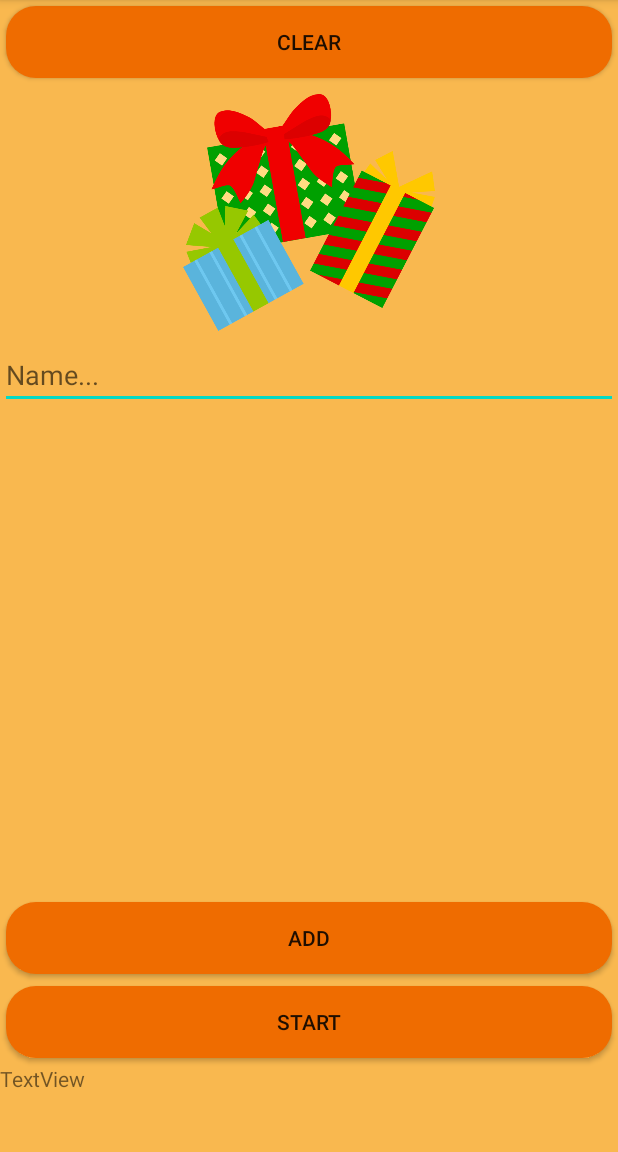
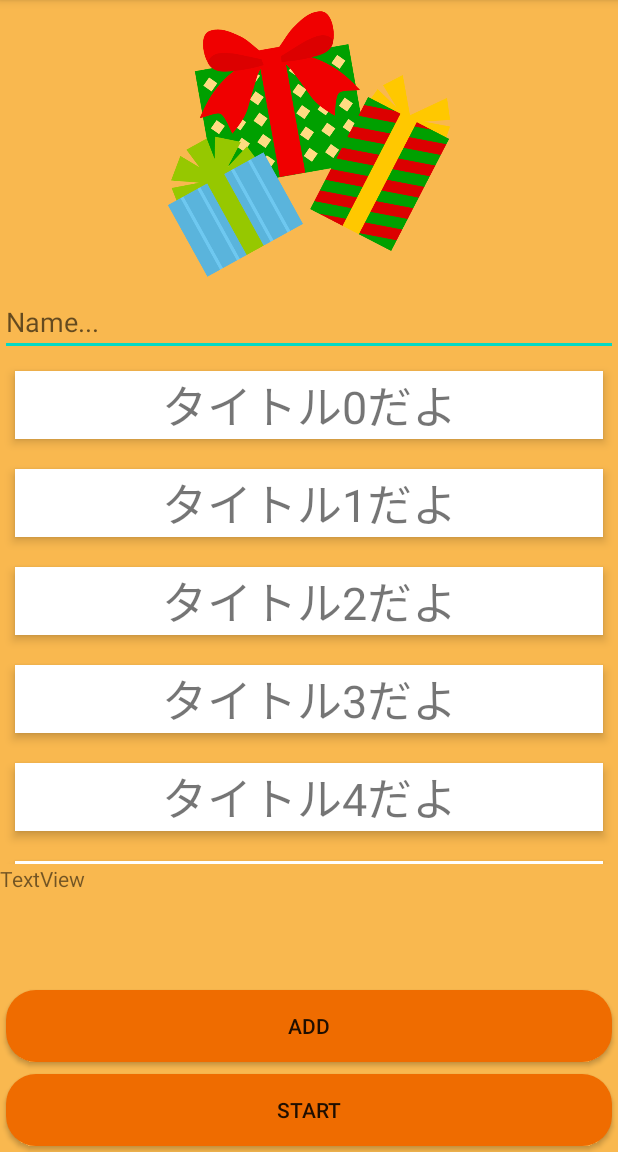
Before and after one commit to kenst723/SchoolCup, an Android app: the ListActivity screen opened directly, with no data from a screen before it, on a phone screen of 412 x 824 dp, the part 84-1236 px from its top. Run offline under Robolectric (Android 15) with nearby library versions, the light colour scheme and no system bars; Roboto replaces fonts that are not available here.

Commit message:
RandomGenerator

```diff
--- a/app/build.gradle
+++ b/app/build.gradle
@@ -29,11 +29,14 @@ android {
 
 
 dependencies {
+    implementation 'androidx.cardview:cardview:1.0.0'
+    implementation "com.android.support:cardview-v7:28.0.0"
+    implementation 'androidx.recyclerview:recyclerview:1.1.0'
     implementation 'io.github.inflationx:calligraphy3:3.1.1'
     implementation 'io.github.inflationx:viewpump:2.0.3'
     implementation fileTree(dir: "libs", include: ["*.jar"])
     implementation "org.jetbrains.kotlin:kotlin-stdlib:$kotlin_version"
-    implementation 'androidx.core:core-ktx:1.3.0'
+    implementation 'androidx.core:core-ktx:1.3.1'
     implementation 'androidx.appcompat:appcompat:1.1.0'
     implementation 'androidx.constraintlayout:constraintlayout:1.1.3'
     implementation 'androidx.recyclerview:recyclerview:1.1.0'
--- a/app/src/main/java/app/sato/ken/scrtch/ListActivity.kt
+++ b/app/src/main/java/app/sato/ken/scrtch/ListActivity.kt
@@ -1,37 +1,62 @@
 package app.sato.ken.scrtch
 
 import android.content.Context
+import android.content.Intent
 import android.os.Bundle
+import android.util.Log
+import android.view.View
 import android.view.inputmethod.InputMethodManager
-import android.widget.ArrayAdapter
-import android.widget.TextView
+import android.widget.Toast
 import androidx.appcompat.app.AppCompatActivity
+import androidx.recyclerview.widget.ItemTouchHelper
+import androidx.recyclerview.widget.LinearLayoutManager
+import androidx.recyclerview.widget.RecyclerView
+import app.sato.ken.recyclerview.HomeViewHolder
+import app.sato.ken.recyclerview.RowModel
+import app.sato.ken.recyclerview.ViewAdapter
 import kotlinx.android.synthetic.main.activity_list.*
 
 
 class ListActivity : AppCompatActivity() {
 
-    var emptyStringArray = arrayOf<String>()
-    var arrayAdapter: ArrayAdapter<*>? = null
+    var dataList = mutableListOf<RowModel>()
+
+    private var list1: String = ""
+
+    companion object {
+        const val randomList = "random"
+    }
 
     override fun onCreate(savedInstanceState: Bundle?) {
         super.onCreate(savedInstanceState)
         setContentView(R.layout.activity_list)
 
+        val list =  arrayOf<String>()
+
+
+        val recyclerview = recycler_view
+
+        dataList = createDataList()
+
+        val adapter = ViewAdapter(dataList, object : ViewAdapter.ListListener{
+            override fun onClickRow(tappedView: View, rowModel: RowModel) {
+                Toast.makeText(applicationContext,rowModel.title,Toast.LENGTH_SHORT).show()
+            }
+        })
+
+        recyclerview.setHasFixedSize(true)
+        recyclerview.layoutManager =
+            androidx.recyclerview.widget.LinearLayoutManager(applicationContext)
+        recyclerview.adapter = adapter
+
+        val swipeToDismissTouchHelper = getSwipeToDismissTouchHelper(adapter)
+        swipeToDismissTouchHelper.attachToRecyclerView(recyclerview)
+
         add.setOnClickListener {
-            val list = content.text.toString()
 
-            arrayAdapter = ArrayAdapter(
-                this,
-                android.R.layout.simple_list_item_1, emptyStringArray
-            )
-            if (list.isNotEmpty()) {
-                emptyStringArray += list
-                listView.adapter = arrayAdapter
-            }
         }
 
-        content.setOnFocusChangeListener { view, hasFocus ->
+        content.setOnFocusChangeListener { view, _ ->
             val inputMethodManager =
                 getSystemService(Context.INPUT_METHOD_SERVICE) as InputMethodManager
             inputMethodManager.hideSoftInputFromWindow(
@@ -41,11 +66,45 @@ class ListActivity : AppCompatActivity() {
         }
 
         start.setOnClickListener {
-            val size = emptyStringArray.random()
-            show.text = size
-        }
-        clear.setOnClickListener {
+            val random:String = list.random()
 
+            val intent = Intent(applicationContext,ListRandom::class.java)
+            intent.putExtra(randomList,random)
+            startActivity(intent)
         }
     }
+
+    private fun createDataList(): MutableList<RowModel> {
+        Log.d("Life Cycle", "createDataList")
+        val dataList = mutableListOf<RowModel>()
+        for (i in 0..49) {
+            val data: RowModel = RowModel().also {
+                it.title = "タイトル" + i + "だよ"
+                it.detail = "詳細" + i + "個目だよ"
+            }
+            dataList.add(data)
+        }
+        return dataList
+    }
+
+
+    private fun getSwipeToDismissTouchHelper(adapter: RecyclerView.Adapter<HomeViewHolder>) =
+        ItemTouchHelper(object : ItemTouchHelper.SimpleCallback(
+            ItemTouchHelper.LEFT or ItemTouchHelper.RIGHT,
+            ItemTouchHelper.LEFT or ItemTouchHelper.RIGHT
+        ) {
+            override fun onMove(
+                recyclerView: RecyclerView,
+                viewHolder: RecyclerView.ViewHolder,
+                target: RecyclerView.ViewHolder
+            ): Boolean {
+                return  false
+            }
+
+            override fun onSwiped(viewHolder: RecyclerView.ViewHolder, direction: Int) {
+                dataList.removeAt(viewHolder.adapterPosition)
+
+                adapter.notifyItemRemoved(viewHolder.adapterPosition)
+            }
+        })
 }
--- a/app/src/main/java/app/sato/ken/scrtch/MainActivity.kt
+++ b/app/src/main/java/app/sato/ken/scrtch/MainActivity.kt
@@ -3,15 +3,19 @@ package app.sato.ken.scrtch
 import android.content.Intent
 import android.graphics.Typeface
 import android.os.Bundle
+import android.view.View
+import android.widget.Toast
 import androidx.appcompat.app.AppCompatActivity
+import androidx.recyclerview.widget.LinearLayoutManager
+import kotlinx.android.synthetic.main.activity_list.*
 import kotlinx.android.synthetic.main.activity_main.*
-import kotlinx.android.synthetic.main.activity_number.*
 
 class MainActivity : AppCompatActivity() {
 
     override fun onCreate(savedInstanceState: Bundle?) {
         super.onCreate(savedInstanceState)
         setContentView(R.layout.activity_main)
+
 
         val shirokuma: Typeface = Typeface.createFromAsset(assets, "shirokuma-Regular.otf")
         val kodomoFont: Typeface = Typeface.createFromAsset(assets, "KodomoRounded.otf")
--- a/app/src/main/java/app/sato/ken/scrtch/NumberActivity.kt
+++ b/app/src/main/java/app/sato/ken/scrtch/NumberActivity.kt
@@ -4,8 +4,8 @@ import android.content.Intent
 import android.graphics.Typeface
 import android.media.AudioAttributes
 import android.media.SoundPool
+import android.os.Bundle
 import androidx.appcompat.app.AppCompatActivity
-import android.os.Bundle
 import kotlinx.android.synthetic.main.activity_number.*
 
 class NumberActivity : AppCompatActivity() {
--- a/app/src/main/java/app/sato/ken/scrtch/NumberSelectActivity.kt
+++ b/app/src/main/java/app/sato/ken/scrtch/NumberSelectActivity.kt
@@ -1,9 +1,9 @@
 package app.sato.ken.scrtch
 
 import android.graphics.Typeface
-import androidx.appcompat.app.AppCompatActivity
 import android.os.Bundle
 import android.widget.Toast
+import androidx.appcompat.app.AppCompatActivity
 import app.sato.ken.scrtch.NumberActivity.Companion.keyF
 import app.sato.ken.scrtch.NumberActivity.Companion.keyS
 import kotlinx.android.synthetic.main.activity_scratch.*
--- /dev/null
+++ b/app/src/main/java/app/sato/ken/scrtch/RowModel.kt
@@ -0,0 +1,6 @@
+package app.sato.ken.recyclerview
+
+class RowModel {
+    var title: String = ""
+    var detail: String = ""
+}
--- a/app/src/main/java/app/sato/ken/scrtch/ScratchView.kt
+++ b/app/src/main/java/app/sato/ken/scrtch/ScratchView.kt
@@ -2,12 +2,10 @@ package app.sato.ken.scrtch
 
 import android.content.Context
 import android.graphics.*
-import android.os.Build
 import android.util.AttributeSet
 import android.view.MotionEvent
 import android.view.View
 import android.view.View.OnTouchListener
-import androidx.annotation.RequiresApi
 
 class ScratchView : View, OnTouchListener {
     private var mWallBitmap // 塗りたくったビットマップ
--- /dev/null
+++ b/app/src/main/java/app/sato/ken/scrtch/ViewAdapter.kt
@@ -0,0 +1,35 @@
+package app.sato.ken.recyclerview
+
+import android.util.Log
+import android.view.LayoutInflater
+import android.view.View
+import android.view.ViewGroup
+import app.sato.ken.scrtch.R
+
+class ViewAdapter(private val list: List<RowModel>, private val listener: ListListener) :
+    androidx.recyclerview.widget.RecyclerView.Adapter<HomeViewHolder>() {
+
+    override fun onCreateViewHolder(parent: ViewGroup, viewType: Int): HomeViewHolder {
+        Log.d("Life Cycle", "onCreateViewHolder")
+        val rowView: View =
+            LayoutInflater.from(parent.context).inflate(R.layout.simple_item, parent, false)
+        return HomeViewHolder(rowView)
+    }
+
+    override fun onBindViewHolder(holder: HomeViewHolder, position: Int) {
+        Log.d("Life Cycle", "onBindViewHolder")
+        holder.titleView.text = list[position].title
+        holder.itemView.setOnClickListener {
+            listener.onClickRow(it, list[position])
+        }
+    }
+
+    override fun getItemCount(): Int {
+        Log.d("Life Cycle", "getItemCount")
+        return list.size
+    }
+
+    interface ListListener {
+        fun onClickRow(tappedView: View, rowModel: RowModel)
+    }
+}
--- /dev/null
+++ b/app/src/main/java/app/sato/ken/scrtch/ViewHolder.kt
@@ -0,0 +1,11 @@
+package app.sato.ken.recyclerview
+
+import android.view.View
+import android.widget.TextView
+import app.sato.ken.scrtch.R
+import kotlinx.android.synthetic.main.simple_item.view.*
+
+class HomeViewHolder(itemView: View) :
+    androidx.recyclerview.widget.RecyclerView.ViewHolder(itemView) {
+    val titleView: TextView = itemView.findViewById(R.id.simpleText)
+}
--- a/app/src/main/res/layout/activity_list.xml
+++ b/app/src/main/res/layout/activity_list.xml
@@ -12,14 +12,6 @@
         android:layout_height="match_parent"
         android:background="#CCF9A825"
         android:orientation="vertical">
-
-        <Button
-            android:id="@+id/clear"
-            android:layout_width="match_parent"
-            android:layout_height="wrap_content"
-            android:layout_margin="4dp"
-            android:background="@drawable/random_start_button_background"
-            android:text="CLEAR" />
 
         <LinearLayout
             android:layout_width="match_parent"
@@ -47,14 +39,13 @@
                 android:layout_height="wrap_content"
                 android:ems="10"
                 android:hint="Name..."
-                android:inputType="textPersonName" />
+                android:inputType="textPersonName"
+                android:selectAllOnFocus="true"/>
 
-            <ListView
-                android:id="@+id/listView"
+            <androidx.recyclerview.widget.RecyclerView
+                android:id="@+id/recycler_view"
                 android:layout_width="match_parent"
-                android:layout_height="match_parent">
-
-            </ListView>
+                android:layout_height="match_parent" />
 
         </LinearLayout>
 
@@ -63,6 +54,13 @@
             android:layout_height="match_parent"
             android:layout_weight="3"
             android:orientation="vertical">
+
+            <TextView
+                android:id="@+id/show"
+                android:layout_width="match_parent"
+                android:layout_height="wrap_content"
+                android:layout_weight="1"
+                android:text="TextView" />
 
             <Button
                 android:id="@+id/add"
@@ -80,13 +78,6 @@
                 android:background="@drawable/random_start_button_background"
                 android:text="START" />
 
-            <TextView
-                android:id="@+id/show"
-                android:layout_width="match_parent"
-                android:layout_height="wrap_content"
-                android:layout_weight="1"
-                android:text="TextView" />
-
         </LinearLayout>
 
     </LinearLayout>
--- a/app/src/main/res/layout/activity_main.xml
+++ b/app/src/main/res/layout/activity_main.xml
@@ -42,7 +42,7 @@
                 android:layout_width="match_parent"
                 android:layout_height="match_parent"
                 android:layout_weight="1"
-                android:orientation="vertical" >
+                android:orientation="vertical">
 
                 <Button
                     android:id="@+id/number"
@@ -75,7 +75,7 @@
                 android:layout_width="match_parent"
                 android:layout_height="match_parent"
                 android:layout_weight="1"
-                android:orientation="vertical"/>
+                android:orientation="vertical" />
         </LinearLayout>
 
     </LinearLayout>
--- /dev/null
+++ b/app/src/main/res/layout/simple_item.xml
@@ -0,0 +1,19 @@
+<LinearLayout xmlns:android="http://schemas.android.com/apk/res/android"
+    android:id="@+id/LinearLayout"
+    android:layout_width="match_parent"
+    android:layout_height="wrap_content"
+    android:layout_margin="10dp"
+    android:background="@android:color/white"
+    android:elevation="4dp"
+    android:orientation="horizontal">
+
+    <TextView
+        android:id="@+id/simpleText"
+        android:layout_width="match_parent"
+        android:layout_height="match_parent"
+        android:layout_weight="1"
+        android:gravity="center"
+        android:text="TextView"
+        android:textSize="30sp" />
+
+</LinearLayout>
--- a/build.gradle
+++ b/build.gradle
@@ -6,7 +6,7 @@ buildscript {
         jcenter()
     }
     dependencies {
-        classpath "com.android.tools.build:gradle:4.0.0"
+        classpath "com.android.tools.build:gradle:4.0.1"
         classpath "org.jetbrains.kotlin:kotlin-gradle-plugin:$kotlin_version"
 
         // NOTE: Do not place your application dependencies here; they belong
```
Also changed, not shown: app/src/main/AndroidManifest.xml (+5 -3 lines), app/src/main/java/app/sato/ken/scrtch/ListRandom.kt (added, +16 -0 lines), app/src/main/res/font/baloo_thambi.xml (+4 -5 lines), app/src/main/res/layout/activity_list_select.xml (renamed from app/src/main/res/layout/activity_number_select.xml, +5 -4 lines), 2 other files.
